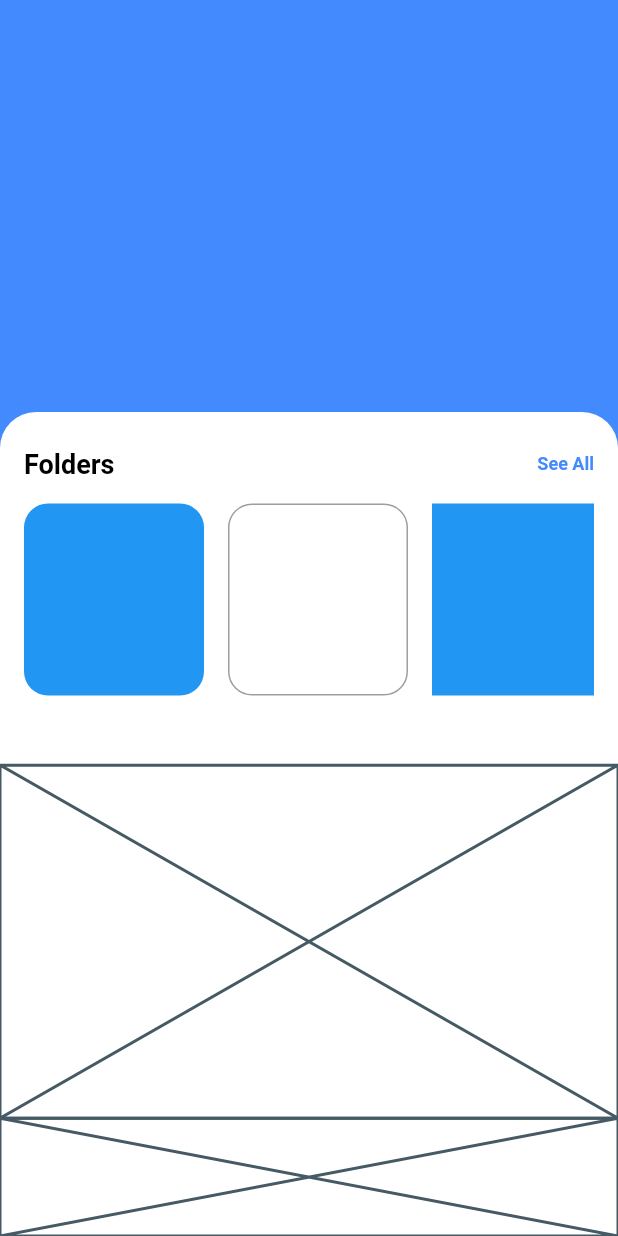
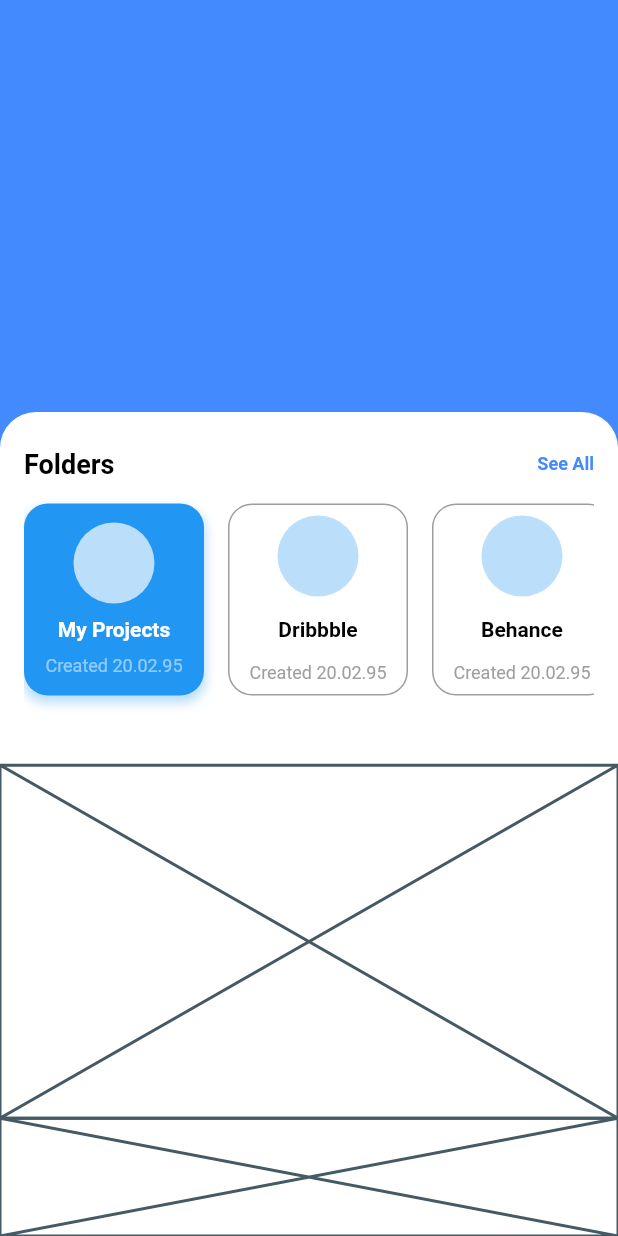
Before and after one commit to JAICHANGPARK/flutter_notebook_the_third_story, a Flutter app: the screen it shows after launch, on a phone screen of 412 x 824 dp. Run offline on Flutter 3.47's test engine with Material 2 defaults, Android fonts, the phone set to English and light mode, and no system bars; our stand-ins replace badges, fl_chart, page_transition.

Commit message:
Update app_main.dart

```diff
--- a/lib/file_manager/app_main.dart
+++ b/lib/file_manager/app_main.dart
@@ -62,13 +62,46 @@ class _AppMainState extends State<AppMain> {
                               shrinkWrap: true,
                               children: <Widget>[
                                 Container(
+                                  padding: EdgeInsets.symmetric(vertical: 8),
                                   margin: EdgeInsets.only(
                                       right: 16, bottom: 16, top: 16),
                                   width: 120,
                                   height: 160,
                                   decoration: BoxDecoration(
+                                      boxShadow: [
+                                        BoxShadow(
+                                            color: Colors.blue[100],
+                                            blurRadius: 5,
+                                            spreadRadius: 1,
+                                            offset: Offset(0, 4))
+                                      ],
                                       color: Colors.blue,
                                       borderRadius: BorderRadius.circular(16)),
+                                  child: Column(
+                                    mainAxisSize: MainAxisSize.max,
+                                    mainAxisAlignment:
+                                        MainAxisAlignment.spaceAround,
+                                    children: <Widget>[
+                                      CircleAvatar(
+                                        radius: 27,
+                                        backgroundColor: Colors.blue[100],
+                                      ),
+                                      Text(
+                                        "My Projects",
+                                        style: TextStyle(
+                                            color: Colors.white,
+                                            fontWeight: FontWeight.bold,
+                                            fontSize: 14),
+                                      ),
+                                      Text(
+                                        "Created 20.02.95",
+                                        style: TextStyle(
+                                          color: Colors.white.withOpacity(0.5),
+                                          fontSize: 12,
+                                        ),
+                                      )
+                                    ],
+                                  ),
                                 ),
                                 Container(
                                   margin: EdgeInsets.only(
@@ -81,6 +114,31 @@ class _AppMainState extends State<AppMain> {
                                       border: Border.all(
                                         color: Colors.grey,
                                       )),
+                                  child: Column(
+                                    mainAxisSize: MainAxisSize.max,
+                                    mainAxisAlignment:
+                                    MainAxisAlignment.spaceAround,
+                                    children: <Widget>[
+                                      CircleAvatar(
+                                        radius: 27,
+                                        backgroundColor: Colors.blue[100],
+                                      ),
+                                      Text(
+                                        "Dribbble",
+                                        style: TextStyle(
+                                            color: Colors.black,
+                                            fontWeight: FontWeight.bold,
+                                            fontSize: 14),
+                                      ),
+                                      Text(
+                                        "Created 20.02.95",
+                                        style: TextStyle(
+                                          color: Colors.grey,
+                                          fontSize: 12,
+                                        ),
+                                      )
+                                    ],
+                                  ),
                                 ),
                                 Container(
                                   margin: EdgeInsets.only(
@@ -88,9 +146,37 @@ class _AppMainState extends State<AppMain> {
                                   width: 120,
                                   height: 160,
                                   decoration: BoxDecoration(
-                                    color: Colors.blue,
+                                      color: Colors.white,
+                                      borderRadius: BorderRadius.circular(16),
+                                      border: Border.all(
+                                        color: Colors.grey,
+                                      )),
+                                  child: Column(
+                                    mainAxisSize: MainAxisSize.max,
+                                    mainAxisAlignment:
+                                    MainAxisAlignment.spaceAround,
+                                    children: <Widget>[
+                                      CircleAvatar(
+                                        radius: 27,
+                                        backgroundColor: Colors.blue[100],
+                                      ),
+                                      Text(
+                                        "Behance",
+                                        style: TextStyle(
+                                            color: Colors.black,
+                                            fontWeight: FontWeight.bold,
+                                            fontSize: 14),
+                                      ),
+                                      Text(
+                                        "Created 20.02.95",
+                                        style: TextStyle(
+                                          color: Colors.grey,
+                                          fontSize: 12,
+                                        ),
+                                      )
+                                    ],
                                   ),
-                                )
+                                ),
                               ],
                             ),
                           )
```
